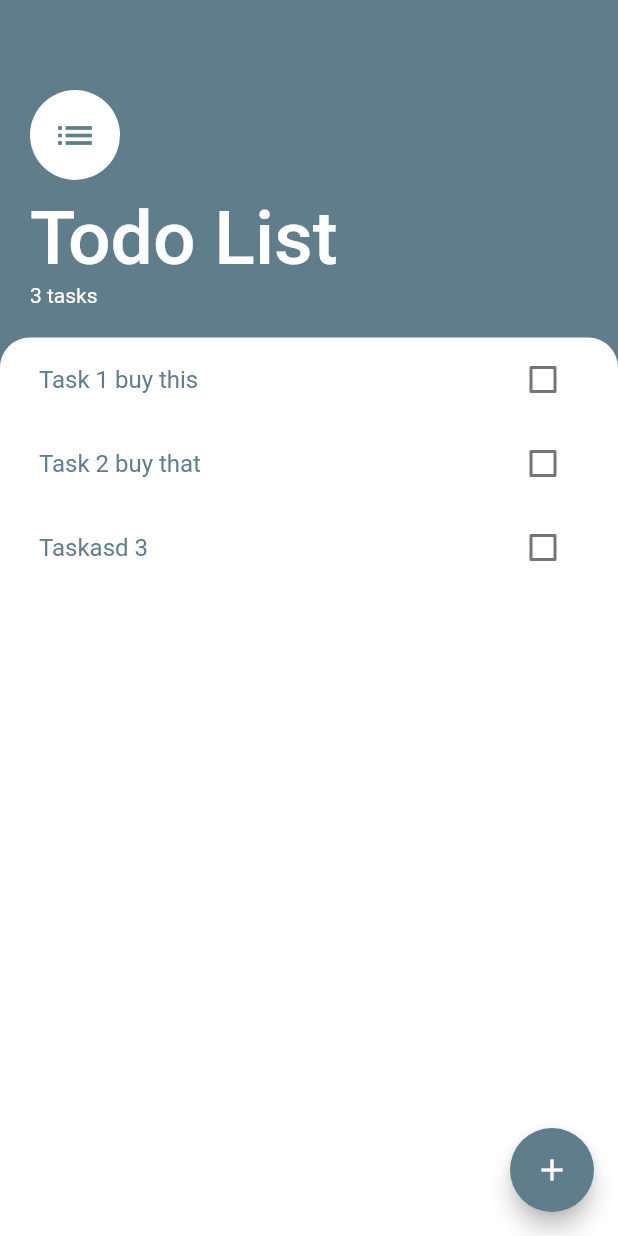
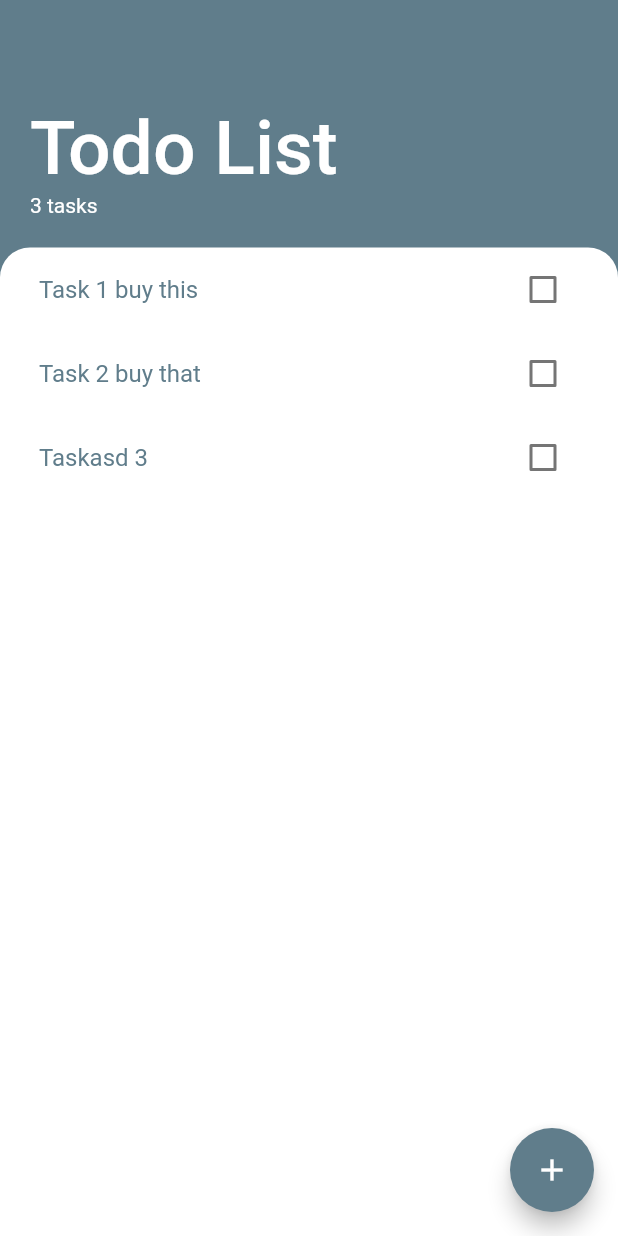
Before and after one commit to AustinBaggio/todoList, a Flutter app: the screen it shows after launch, on a phone screen of 412 x 824 dp. Run offline on Flutter 3.47's test engine with Material 2 defaults, Android fonts, the phone set to English and light mode, and no system bars.

Commit message:
Removed Round Icon

```diff
--- a/lib/screens/task_screen.dart
+++ b/lib/screens/task_screen.dart
@@ -34,18 +34,12 @@ class TaskScreen extends StatelessWidget {
             child: Column(
               crossAxisAlignment: CrossAxisAlignment.start,
               children: <Widget>[
-                CircleAvatar(
-                  backgroundColor: kMainLightColor,
-                  foregroundColor: kMainDarkColor,
-                  radius: 30,
-                  child: Icon(Icons.list, size: 30),
-                ),
-                SizedBox(
-                  height: 10,
-                ),
-                Text(
-                  'Todo List',
-                  style: kTextTitle,
+                Padding(
+                  padding: const EdgeInsets.only(top:10.0),
+                  child: Text(
+                    'Todo List',
+                    style: kTextTitle,
+                  ),
                 ),
                 Text(
                   '${Provider.of<TaskData>(context).taskCount} tasks',
```
